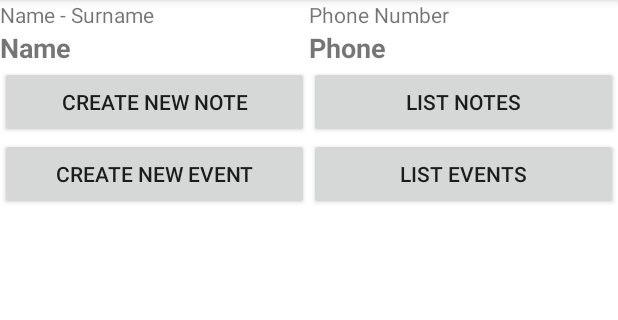
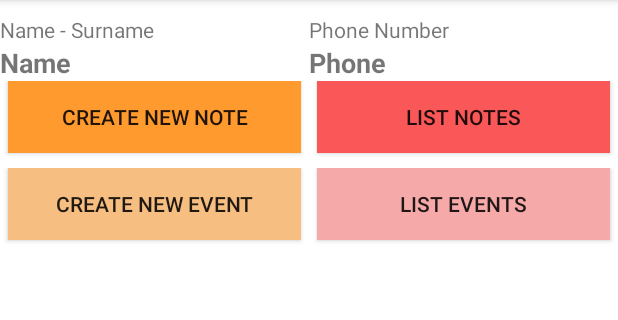
Before and after one commit to deniztas/Plaxo-Scheduler-App, an Android app: the ContactActivity screen opened directly, with no data from a screen before it, on a phone screen of 412 x 824 dp, the part 84-404 px from its top. Run offline under Robolectric (Android 15) with nearby library versions, the phone set to English and light mode, and no system bars; 4 statements that could not run were skipped.

Commit message:
Color Changed

```diff
--- a/app/src/main/res/layout/contact_info_layout.xml
+++ b/app/src/main/res/layout/contact_info_layout.xml
@@ -1,6 +1,7 @@
 <?xml version="1.0" encoding="utf-8"?>
 <android.support.constraint.ConstraintLayout
     xmlns:android="http://schemas.android.com/apk/res/android"
+    xmlns:app="http://schemas.android.com/apk/res-auto"
     xmlns:tools="http://schemas.android.com/tools"
     android:layout_width="match_parent"
     android:layout_height="match_parent"
@@ -12,7 +13,11 @@
     <LinearLayout
         android:layout_width="match_parent"
         android:layout_height="match_parent"
-        android:orientation="vertical">
+        android:layout_marginTop="10dp"
+        android:orientation="vertical"
+        app:layout_constraintBottom_toBottomOf="parent"
+        app:layout_constraintStart_toStartOf="parent"
+        app:layout_constraintTop_toTopOf="parent">
 
         <LinearLayout
             android:layout_width="match_parent"
@@ -48,29 +53,29 @@
 
             <TableRow
                 android:layout_width="match_parent"
-                android:layout_height="match_parent" >
+                android:layout_height="match_parent">
 
                 <TextView
                     android:id="@+id/name_surname_field"
-                    android:layout_weight="1"
                     android:layout_width="fill_parent"
                     android:layout_height="wrap_content"
+                    android:layout_weight="1"
                     android:ems="10"
                     android:inputType="textPersonName"
                     android:text="Name"
-                    android:textStyle="bold"
-                    android:textSize="18sp" />
+                    android:textSize="18sp"
+                    android:textStyle="bold" />
 
                 <TextView
                     android:id="@+id/phone_field"
-                    android:layout_weight="1"
                     android:layout_width="fill_parent"
                     android:layout_height="wrap_content"
+                    android:layout_weight="1"
                     android:ems="10"
                     android:inputType="textPersonName"
                     android:text="Phone"
-                    android:textStyle="bold"
-                    android:textSize="18sp" />
+                    android:textSize="18sp"
+                    android:textStyle="bold" />
             </TableRow>
         </LinearLayout>
 
@@ -82,23 +87,31 @@
             <TableRow
                 android:layout_width="match_parent"
                 android:layout_height="match_parent"
-                android:layout_weight="1" >
+                android:layout_weight="1">
 
                 <Button
                     android:id="@+id/add_new_note_button"
                     android:layout_width="match_parent"
                     android:layout_height="wrap_content"
                     android:layout_weight="1"
-                    android:text="Create New Note"
-                    android:onClick="onClick"/>
+                    android:background="#FE9A2E"
+                    android:onClick="onClick"
+                    android:layout_marginLeft="5dp"
+                    android:layout_marginRight="5dp"
+                    android:layout_marginBottom="10dp"
+                    android:text="Create New Note" />
+
 
                 <Button
                     android:id="@+id/list_notes_button"
                     android:layout_width="match_parent"
                     android:layout_height="wrap_content"
                     android:layout_weight="1"
-                    android:text="List Notes"
-                    android:onClick="onClick"/>
+                    android:background="#FA5858"
+                    android:onClick="onClick"
+                    android:layout_marginLeft="5dp"
+                    android:layout_marginRight="5dp"
+                    android:text="List Notes" />
 
             </TableRow>
 
@@ -112,23 +125,31 @@
             <TableRow
                 android:layout_width="match_parent"
                 android:layout_height="match_parent"
-                android:layout_weight="1" >
+                android:layout_weight="1">
 
                 <Button
                     android:id="@+id/add_new_event"
                     android:layout_width="match_parent"
                     android:layout_height="wrap_content"
                     android:layout_weight="1"
-                    android:text="Create New Event"
-                    android:onClick="onClick"/>
+                    android:background="#F7BE81"
+                    android:onClick="onClick"
+                    android:layout_marginLeft="5dp"
+                    android:layout_marginRight="5dp"
+                    android:layout_marginBottom="10dp"
+                    android:text="Create New Event" />
 
                 <Button
                     android:id="@+id/list_events"
                     android:layout_width="match_parent"
                     android:layout_height="wrap_content"
                     android:layout_weight="1"
-                    android:text="List Events"
-                    android:onClick="onClick"/>
+                    android:background="#F5A9A9"
+                    android:onClick="onClick"
+                    android:layout_marginLeft="5dp"
+                    android:layout_marginRight="5dp"
+                    android:text="List Events" />
+
 
             </TableRow>
 
--- a/app/src/main/res/layout/contactpage_layout.xml
+++ b/app/src/main/res/layout/contactpage_layout.xml
@@ -28,7 +28,9 @@
                 android:id="@+id/permissionButton"
                 android:layout_width="match_parent"
                 android:layout_height="wrap_content"
-                android:text="Get Contact" />
+                android:text="Get Contact"
+                android:background="#045FB4"
+                android:textColor="#FFFFFF"/>
 
             <ListView
                 android:id="@+id/contactListview"
--- a/app/src/main/res/layout/flowpage_layout.xml
+++ b/app/src/main/res/layout/flowpage_layout.xml
@@ -23,7 +23,10 @@
                 android:layout_width="match_parent"
                 android:layout_height="wrap_content"
                 android:text="Connect Facebook"
-                android:onClick="onClick"/>
+                android:onClick="onClick"
+                android:background="#045FB4"
+                android:textColor="#FFFFFF"
+                android:layout_marginTop="10dp"/>
 
             <ListView
                 android:id="@+id/facebook_listview"
```
Also changed, not shown: app/src/main/res/layout/addevent_layout.xml (+14 -11 lines).
